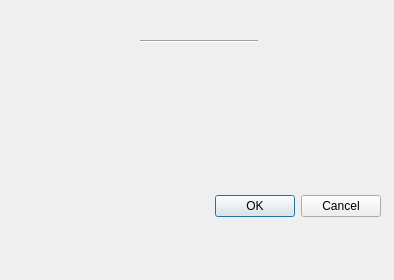
FreeHealth/freehealth, file libs/utils/widgets/basiclogindialog.ui: the form before one commit.
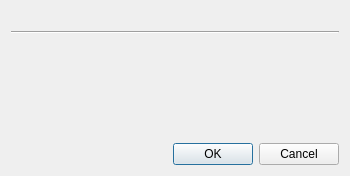
The form after the commit. Custom widgets are drawn as their Qt base class.

Commit message: Utils: - LoginWidget and BasicLoginDialog ui improvements

Diff of the .ui file:
```diff
--- a/libs/utils/widgets/basiclogindialog.ui
+++ b/libs/utils/widgets/basiclogindialog.ui
@@ -6,65 +6,57 @@
    <rect>
     <x>0</x>
     <y>0</y>
-    <width>394</width>
-    <height>280</height>
+    <width>350</width>
+    <height>176</height>
    </rect>
   </property>
   <property name="windowTitle">
    <string>Dialog</string>
   </property>
-  <widget class="QDialogButtonBox" name="buttonBox">
-   <property name="geometry">
-    <rect>
-     <x>40</x>
-     <y>190</y>
-     <width>341</width>
-     <height>32</height>
-    </rect>
-   </property>
-   <property name="orientation">
-    <enum>Qt::Horizontal</enum>
-   </property>
-   <property name="standardButtons">
-    <set>QDialogButtonBox::Cancel|QDialogButtonBox::Ok</set>
-   </property>
-  </widget>
+  <layout class="QGridLayout" name="gridLayout">
+   <item row="0" column="0">
   <widget class="QLabel" name="title">
-   <property name="geometry">
-    <rect>
-     <x>160</x>
-     <y>10</y>
-     <width>62</width>
-     <height>16</height>
-    </rect>
+     <property name="sizePolicy">
+      <sizepolicy hsizetype="Preferred" vsizetype="Fixed">
+       <horstretch>0</horstretch>
+       <verstretch>0</verstretch>
+      </sizepolicy>
+     </property>
+     <property name="font">
+      <font>
+       <weight>75</weight>
+       <bold>true</bold>
+      </font>
    </property>
    <property name="text">
     <string/>
    </property>
-  </widget>
+     <property name="alignment">
+      <set>Qt::AlignCenter</set>
+     </property>
+    </widget>
+   </item>
+   <item row="1" column="0">
   <widget class="Line" name="line">
-   <property name="geometry">
-    <rect>
-     <x>140</x>
-     <y>40</y>
-     <width>118</width>
-     <height>3</height>
-    </rect>
-   </property>
    <property name="orientation">
     <enum>Qt::Horizontal</enum>
    </property>
   </widget>
-  <widget class="Utils::LoginWidget" name="loginWidget" native="true">
-   <property name="geometry">
-    <rect>
-     <x>20</x>
-     <y>70</y>
-     <width>351</width>
-     <height>80</height>
-    </rect>
-   </property>
-  </widget>
+   </item>
+   <item row="2" column="0">
+    <widget class="Utils::LoginWidget" name="loginWidget" native="true"/>
+   </item>
+   <item row="3" column="0">
+    <widget class="QDialogButtonBox" name="buttonBox">
+     <property name="orientation">
+      <enum>Qt::Horizontal</enum>
+     </property>
+     <property name="standardButtons">
+      <set>QDialogButtonBox::Cancel|QDialogButtonBox::Ok</set>
+     </property>
+    </widget>
+   </item>
+  </layout>
  </widget>
  <customwidgets>
   <customwidget>
```
Lines whose indentation alone changed are shown as unchanged. The commit also changes 3 other files.
